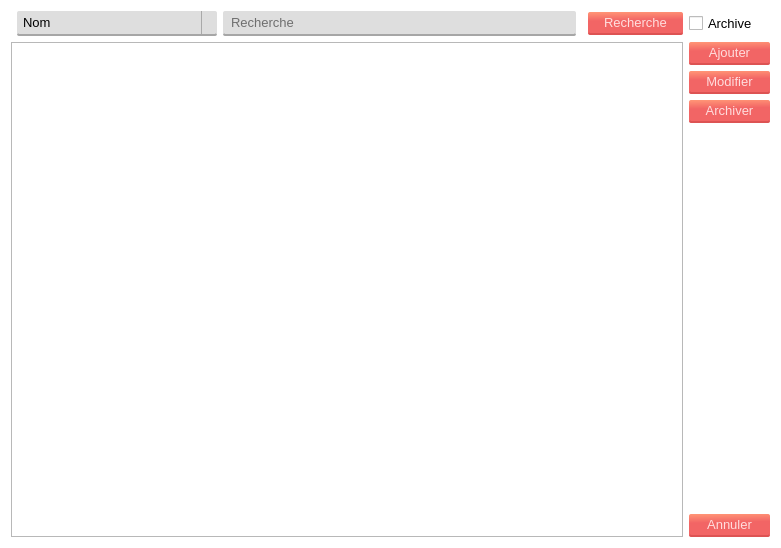
Before: the Qt Designer form interfaces/employe.ui in Mehdi-SK/Cosider-TP-App, drawn with Qt 5.
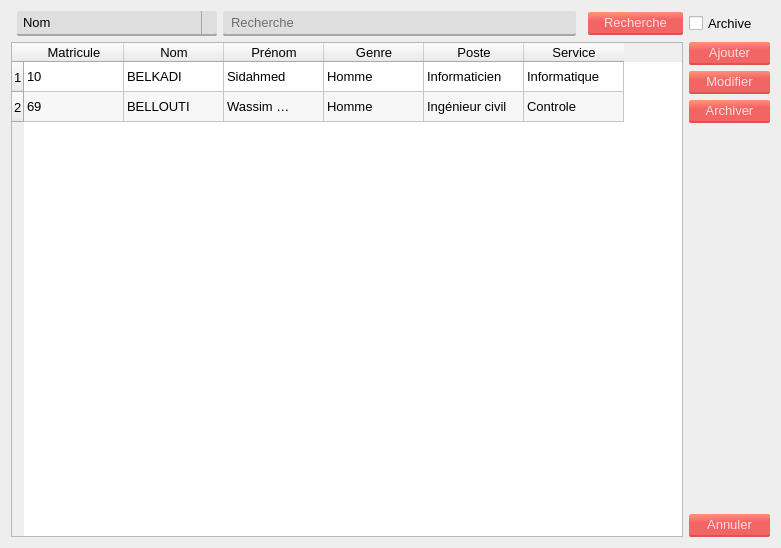
After: the same form once the commit is applied. Icons and pictures are not drawn.

Diff of the .ui file:
```diff
--- a/interfaces/employe.ui
+++ b/interfaces/employe.ui
@@ -26,7 +26,7 @@
 }
 #Form{
 	
-	background-color: rgb(255, 255, 255);
+	background-color: #eeeeee;
 	font: 10pt;
 }
 
@@ -179,6 +179,106 @@
      <property name="sortingEnabled">
       <bool>true</bool>
      </property>
+     <row>
+      <property name="text">
+       <string>1</string>
+      </property>
+     </row>
+     <row>
+      <property name="text">
+       <string>2</string>
+      </property>
+     </row>
+     <column>
+      <property name="text">
+       <string>Matricule</string>
+      </property>
+     </column>
+     <column>
+      <property name="text">
+       <string>Nom</string>
+      </property>
+     </column>
+     <column>
+      <property name="text">
+       <string>Prénom</string>
+      </property>
+     </column>
+     <column>
+      <property name="text">
+       <string>Genre</string>
+      </property>
+     </column>
+     <column>
+      <property name="text">
+       <string>Poste</string>
+      </property>
+     </column>
+     <column>
+      <property name="text">
+       <string>Service</string>
+      </property>
+     </column>
+     <item row="0" column="0">
+      <property name="text">
+       <string>10</string>
+      </property>
+     </item>
+     <item row="0" column="1">
+      <property name="text">
+       <string>BELKADI</string>
+      </property>
+     </item>
+     <item row="0" column="2">
+      <property name="text">
+       <string>Sidahmed</string>
+      </property>
+     </item>
+     <item row="0" column="3">
+      <property name="text">
+       <string>Homme</string>
+      </property>
+     </item>
+     <item row="0" column="4">
+      <property name="text">
+       <string>Informaticien</string>
+      </property>
+     </item>
+     <item row="0" column="5">
+      <property name="text">
+       <string>Informatique</string>
+      </property>
+     </item>
+     <item row="1" column="0">
+      <property name="text">
+       <string>69</string>
+      </property>
+     </item>
+     <item row="1" column="1">
+      <property name="text">
+       <string>BELLOUTI</string>
+      </property>
+     </item>
+     <item row="1" column="2">
+      <property name="text">
+       <string>Wassim Rayane</string>
+      </property>
+     </item>
+     <item row="1" column="3">
+      <property name="text">
+       <string>Homme</string>
+      </property>
+     </item>
+     <item row="1" column="4">
+      <property name="text">
+       <string>Ingénieur civil</string>
+      </property>
+     </item>
+     <item row="1" column="5">
+      <property name="text">
+       <string>Controle</string>
+      </property>
+     </item>
     </widget>
    </item>
    <item row="0" column="5">
```
